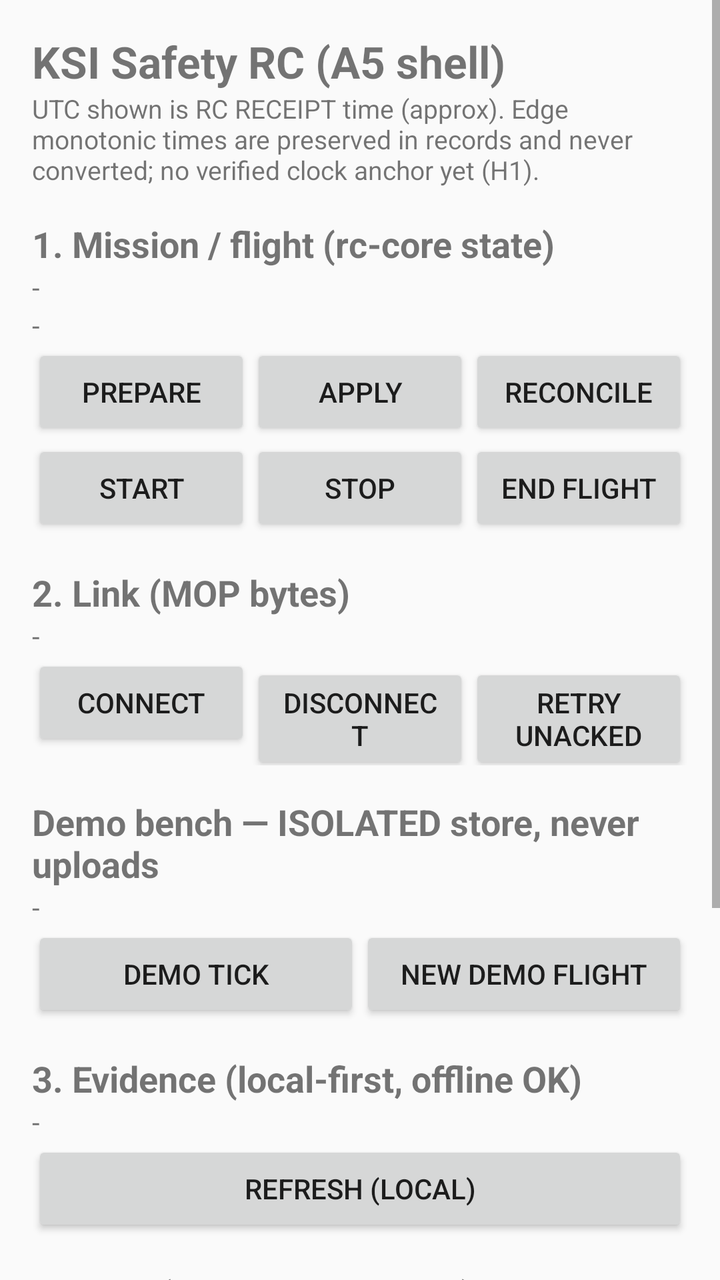
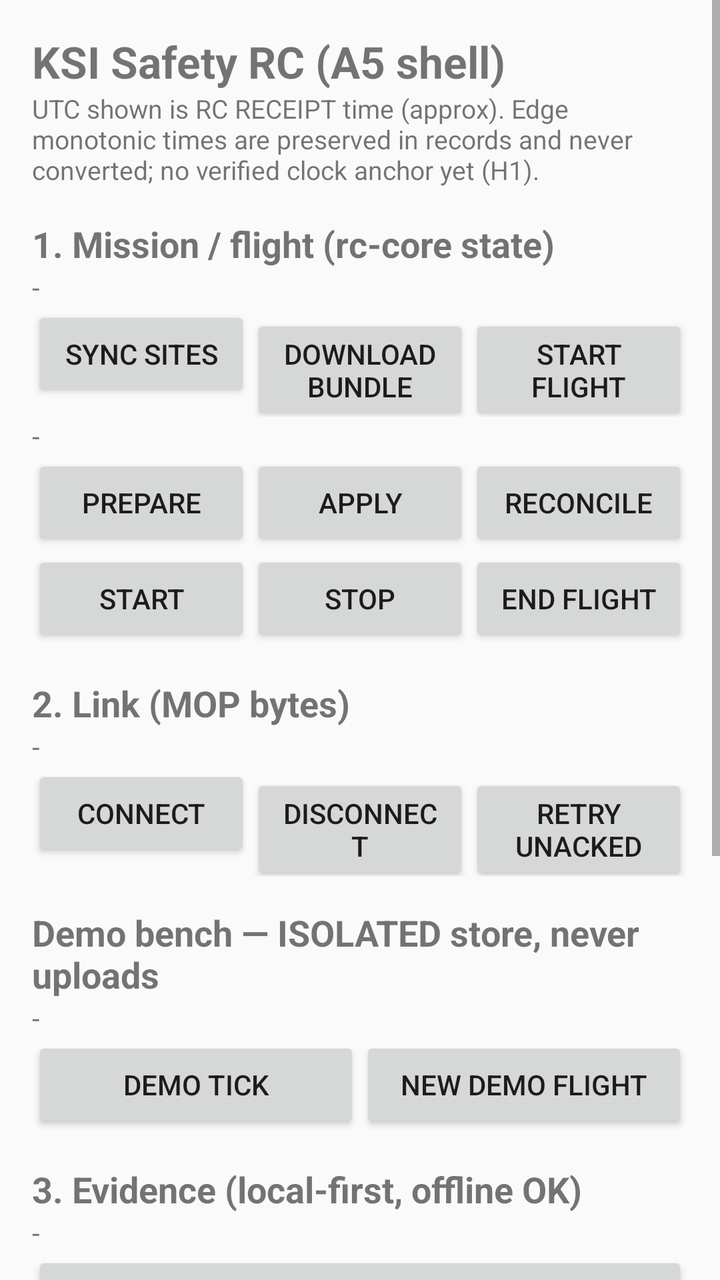

The first picture is an Android layout as it rendered before a commit; the second is the same layout after the commit. The layout source and the unified diff follow.
<!-- AndroidManifest.xml: application theme Theme.KsiRc -->
<!-- res/layout/activity_main.xml -->
<?xml version="1.0" encoding="utf-8"?>
<ScrollView xmlns:android="http://schemas.android.com/apk/res/android"
    android:layout_width="match_parent"
    android:layout_height="match_parent">

    <LinearLayout
        android:layout_width="match_parent"
        android:layout_height="wrap_content"
        android:orientation="vertical"
        android:padding="16dp">

        <TextView
            android:layout_width="match_parent"
            android:layout_height="wrap_content"
            android:text="@string/app_name"
            android:textSize="22sp"
            android:textStyle="bold" />

        <TextView
            android:id="@+id/tvClockNote"
            android:layout_width="match_parent"
            android:layout_height="wrap_content"
            android:text="@string/clock_unverified"
            android:textSize="13sp" />

        
        <TextView
            android:layout_width="match_parent"
            android:layout_height="wrap_content"
            android:text="@string/section_mission"
            android:textSize="18sp"
            android:textStyle="bold"
            android:paddingTop="16dp" />

        <TextView
            android:id="@+id/tvMission"
            android:layout_width="match_parent"
            android:layout_height="wrap_content"
            android:text="-"
            android:textSize="14sp" />

        <TextView
            android:id="@+id/tvFlight"
            android:layout_width="match_parent"
            android:layout_height="wrap_content"
            android:text="-"
            android:textSize="14sp" />

        <LinearLayout
            android:layout_width="match_parent"
            android:layout_height="wrap_content"
            android:orientation="horizontal">
            <Button
                android:id="@+id/btnPrepare"
                android:layout_width="0dp"
                android:layout_height="wrap_content"
                android:layout_weight="1"
                android:text="@string/btn_prepare" />
            <Button
                android:id="@+id/btnApply"
                android:layout_width="0dp"
                android:layout_height="wrap_content"
                android:layout_weight="1"
                android:text="@string/btn_apply" />
            <Button
                android:id="@+id/btnReconcile"
                android:layout_width="0dp"
                android:layout_height="wrap_content"
                android:layout_weight="1"
                android:text="@string/btn_reconcile" />
        </LinearLayout>
        <LinearLayout
            android:layout_width="match_parent"
            android:layout_height="wrap_content"
            android:orientation="horizontal">
            <Button
                android:id="@+id/btnStart"
                android:layout_width="0dp"
                android:layout_height="wrap_content"
                android:layout_weight="1"
                android:text="@string/btn_start" />
            <Button
                android:id="@+id/btnStop"
                android:layout_width="0dp"
                android:layout_height="wrap_content"
                android:layout_weight="1"
                android:text="@string/btn_stop" />
            <Button
                android:id="@+id/btnEndFlight"
                android:layout_width="0dp"
                android:layout_height="wrap_content"
                android:layout_weight="1"
                android:text="@string/btn_end_flight" />
        </LinearLayout>

        
        <TextView
            android:layout_width="match_parent"
            android:layout_height="wrap_content"
            android:text="@string/section_observe"
            android:textSize="18sp"
            android:textStyle="bold"
            android:paddingTop="16dp" />

        <TextView
            android:id="@+id/tvLink"
            android:layout_width="match_parent"
            android:layout_height="wrap_content"
            android:text="-"
            android:textSize="14sp" />

        <LinearLayout
            android:layout_width="match_parent"
            android:layout_height="wrap_content"
            android:orientation="horizontal">
            <Button
                android:id="@+id/btnConnect"
                android:layout_width="0dp"
                android:layout_height="wrap_content"
                android:layout_weight="1"
                android:text="@string/btn_connect" />
            <Button
                android:id="@+id/btnDisconnect"
                android:layout_width="0dp"
                android:layout_height="wrap_content"
                android:layout_weight="1"
                android:text="@string/btn_disconnect" />
            <Button
                android:id="@+id/btnRetry"
                android:layout_width="0dp"
                android:layout_height="wrap_content"
                android:layout_weight="1"
                android:text="@string/btn_retry" />
        </LinearLayout>

        
        <TextView
            android:layout_width="match_parent"
            android:layout_height="wrap_content"
            android:text="@string/section_demo"
            android:textSize="18sp"
            android:textStyle="bold"
            android:paddingTop="16dp" />

        <TextView
            android:id="@+id/tvDemo"
            android:layout_width="match_parent"
            android:layout_height="wrap_content"
            android:text="-"
            android:textSize="14sp" />

        <LinearLayout
            android:layout_width="match_parent"
            android:layout_height="wrap_content"
            android:orientation="horizontal">
            <Button
                android:id="@+id/btnDemoTick"
                android:layout_width="0dp"
                android:layout_height="wrap_content"
                android:layout_weight="1"
                android:text="@string/btn_demo_tick" />
            <Button
                android:id="@+id/btnDemoNewFlight"
                android:layout_width="0dp"
                android:layout_height="wrap_content"
                android:layout_weight="1"
                android:text="@string/btn_demo_new_flight" />
        </LinearLayout>

        
        <TextView
            android:layout_width="match_parent"
            android:layout_height="wrap_content"
            android:text="@string/section_evidence"
            android:textSize="18sp"
            android:textStyle="bold"
            android:paddingTop="16dp" />

        <TextView
            android:id="@+id/tvEvidence"
            android:layout_width="match_parent"
            android:layout_height="wrap_content"
            android:text="-"
            android:textSize="14sp" />

        <Button
            android:id="@+id/btnRefreshEvidence"
            android:layout_width="match_parent"
            android:layout_height="wrap_content"
            android:text="@string/btn_refresh_evidence" />

        
        <TextView
            android:layout_width="match_parent"
            android:layout_height="wrap_content"
            android:text="@string/section_sync"
            android:textSize="18sp"
            android:textStyle="bold"
            android:paddingTop="16dp" />

        <EditText
            android:id="@+id/etCoreUrl"
            android:layout_width="match_parent"
            android:layout_height="wrap_content"
            android:hint="@string/hint_core_url"
            android:inputType="textUri" />

        <EditText
            android:id="@+id/etCoreToken"
            android:layout_width="match_parent"
            android:layout_height="wrap_content"
            android:hint="@string/hint_core_token"
            android:inputType="textPassword" />

        <Button
            android:id="@+id/btnSaveCore"
            android:layout_width="match_parent"
            android:layout_height="wrap_content"
            android:text="@string/btn_save_core" />

        <TextView
            android:id="@+id/tvSync"
            android:layout_width="match_parent"
            android:layout_height="wrap_content"
            android:text="-"
            android:textSize="14sp" />

        <LinearLayout
            android:layout_width="match_parent"
            android:layout_height="wrap_content"
            android:orientation="horizontal">
            <Button
                android:id="@+id/btnUpload"
                android:layout_width="0dp"
                android:layout_height="wrap_content"
                android:layout_weight="1"
                android:text="@string/btn_upload" />
            <Button
                android:id="@+id/btnServerState"
                android:layout_width="0dp"
                android:layout_height="wrap_content"
                android:layout_weight="1"
                android:text="@string/btn_server_state" />
        </LinearLayout>

        <TextView
            android:id="@+id/tvError"
            android:layout_width="match_parent"
            android:layout_height="wrap_content"
            android:text=""
            android:textSize="13sp"
            android:paddingTop="12dp" />
    </LinearLayout>
</ScrollView>
<!-- resources referenced by this layout -->
<resources>
  <string name="app_name">KSI Safety RC (A5 shell)</string>
  <string name="btn_apply">Apply</string>
  <string name="btn_connect">Connect</string>
  <string name="btn_demo_new_flight">New demo flight</string>
  <string name="btn_demo_tick">Demo tick</string>
  <string name="btn_disconnect">Disconnect</string>
  <string name="btn_end_flight">End flight</string>
  <string name="btn_prepare">Prepare</string>
  <string name="btn_reconcile">Reconcile</string>
  <string name="btn_refresh_evidence">Refresh (local)</string>
  <string name="btn_retry">Retry unacked</string>
  <string name="btn_save_core">Save Core config</string>
  <string name="btn_server_state">Server state</string>
  <string name="btn_start">Start</string>
  <string name="btn_stop">Stop</string>
  <string name="btn_upload">Upload now</string>
  <string name="clock_unverified">UTC shown is RC RECEIPT time (approx). Edge monotonic times are preserved in records and never converted; no verified clock anchor yet (H1).</string>
  <string name="hint_core_token">Core token (rc scope)</string>
  <string name="hint_core_url">Core URL, e.g. http://192.168.1.5:8000/api/v1/edge</string>
  <string name="section_demo">Demo bench — ISOLATED store, never uploads</string>
  <string name="section_evidence">3. Evidence (local-first, offline OK)</string>
  <string name="section_mission">1. Mission / flight (rc-core state)</string>
  <string name="section_observe">2. Link (MOP bytes)</string>
  <string name="section_sync">4. Sync (COMMITTED gate)</string>
  <style name="Theme.KsiRc" parent="Theme.AppCompat.Light.NoActionBar">
      </style>
</resources>

<!-- the commit's change to res/layout/activity_main.xml (unified diff, before → after) -->
@@ -39,6 +39,30 @@
             android:text="-"
             android:textSize="14sp" />
 
+        <LinearLayout
+            android:layout_width="match_parent"
+            android:layout_height="wrap_content"
+            android:orientation="horizontal">
+            <Button
+                android:id="@+id/btnSyncSites"
+                android:layout_width="0dp"
+                android:layout_height="wrap_content"
+                android:layout_weight="1"
+                android:text="@string/btn_sync_sites" />
+            <Button
+                android:id="@+id/btnSyncBundle"
+                android:layout_width="0dp"
+                android:layout_height="wrap_content"
+                android:layout_weight="1"
+                android:text="@string/btn_sync_bundle" />
+            <Button
+                android:id="@+id/btnStartFlight"
+                android:layout_width="0dp"
+                android:layout_height="wrap_content"
+                android:layout_weight="1"
+                android:text="@string/btn_start_flight" />
+        </LinearLayout>
+
         <TextView
             android:id="@+id/tvFlight"
             android:layout_width="match_parent"
<!-- resource entries referenced after the edit -->
@@ -14,7 +14,10 @@
   <string name="btn_save_core">Save Core config</string>
   <string name="btn_server_state">Server state</string>
   <string name="btn_start">Start</string>
+  <string name="btn_start_flight">Start flight</string>
   <string name="btn_stop">Stop</string>
+  <string name="btn_sync_bundle">Download bundle</string>
+  <string name="btn_sync_sites">Sync sites</string>
   <string name="btn_upload">Upload now</string>
   <string name="clock_unverified">UTC shown is RC RECEIPT time (approx). Edge monotonic times are preserved in records and never converted; no verified clock anchor yet (H1).</string>
   <string name="hint_core_token">Core token (rc scope)</string>
